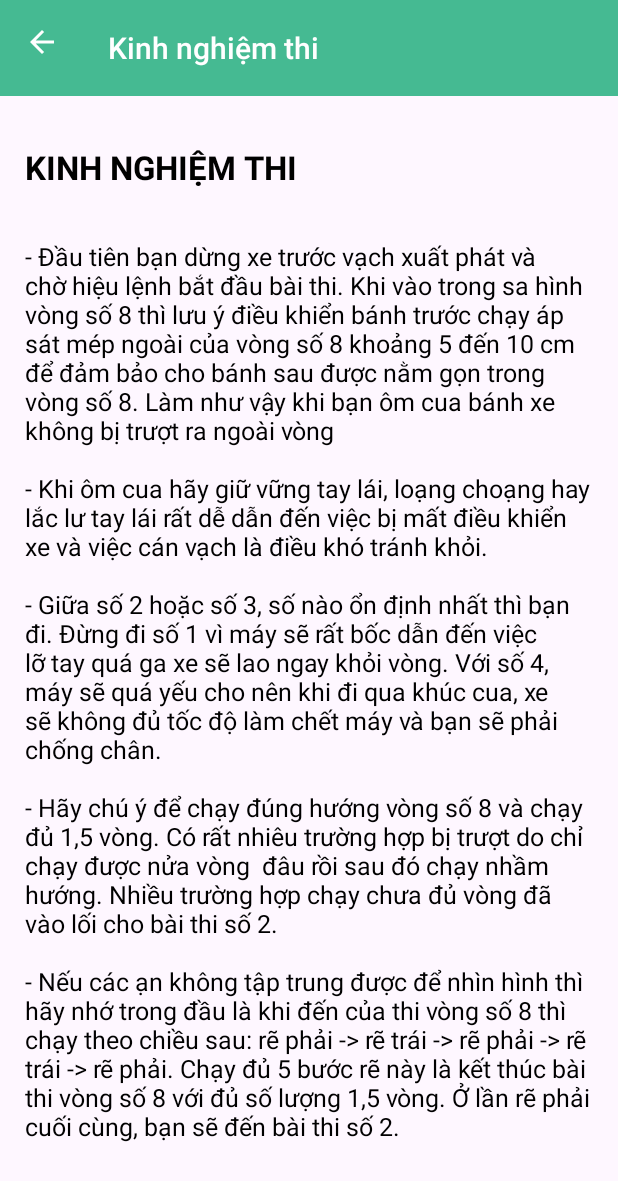
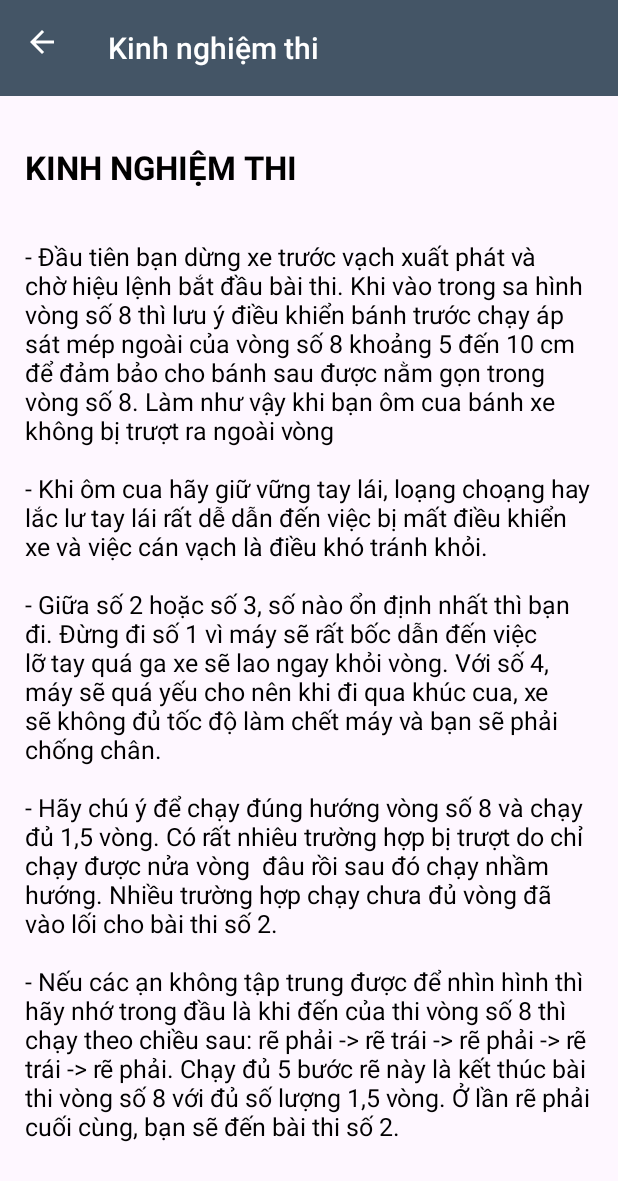
Before and after one commit to dnd21052002/btl_thibanglaixe, an Android app: the KinhNghiemThiAActivity screen opened directly, with no data from a screen before it, on a phone screen of 412 x 824 dp. Shown: the top 1181 px of the screen. Run offline under Robolectric (Android 15) with nearby library versions, the phone set to English and light mode, and no system bars; our stand-ins replace sdp/ssp sizes.

Commit message:
change toolbar color

```diff
--- a/app/src/main/res/layout/activity_kinhnghiemthia.xml
+++ b/app/src/main/res/layout/activity_kinhnghiemthia.xml
@@ -9,7 +9,7 @@
         android:id="@+id/toolbar"
         android:layout_width="match_parent"
         android:layout_height="?attr/actionBarSize"
-        android:background="@color/colorPrimary"
+        android:background="@color/default_header_color"
         app:theme="@style/ToolbarColoredBackArrow"
         android:popupTheme="@style/AppTheme"
         >
--- a/app/src/main/res/layout/activity_kinhnghiemthib.xml
+++ b/app/src/main/res/layout/activity_kinhnghiemthib.xml
@@ -9,7 +9,7 @@
         android:id="@+id/toolbar"
         android:layout_width="match_parent"
         android:layout_height="?attr/actionBarSize"
-        android:background="@color/colorPrimary"
+        android:background="@color/default_header_color"
         app:theme="@style/ToolbarColoredBackArrow"
         android:popupTheme="@style/AppTheme"
         >
--- a/app/src/main/res/layout/activity_meothuchanha.xml
+++ b/app/src/main/res/layout/activity_meothuchanha.xml
@@ -9,7 +9,7 @@
         android:id="@+id/toolbar"
         android:layout_width="match_parent"
         android:layout_height="?attr/actionBarSize"
-        android:background="@color/colorPrimary"
+        android:background="@color/default_header_color"
         app:theme="@style/ToolbarColoredBackArrow"
         android:popupTheme="@style/AppTheme"
         >
--- a/app/src/main/res/layout/activity_meothuchanhb.xml
+++ b/app/src/main/res/layout/activity_meothuchanhb.xml
@@ -9,7 +9,7 @@
         android:id="@+id/toolbar"
         android:layout_width="match_parent"
         android:layout_height="?attr/actionBarSize"
-        android:background="@color/colorPrimary"
+        android:background="@color/default_header_color"
         app:theme="@style/ToolbarColoredBackArrow"
         android:popupTheme="@style/AppTheme"
         >
```
